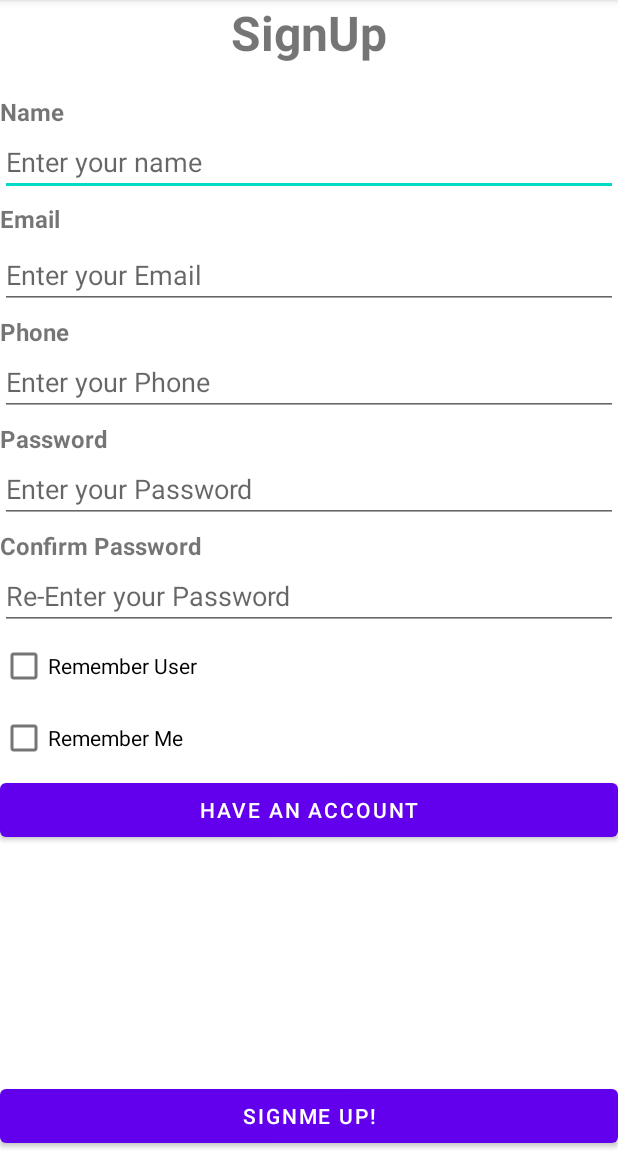
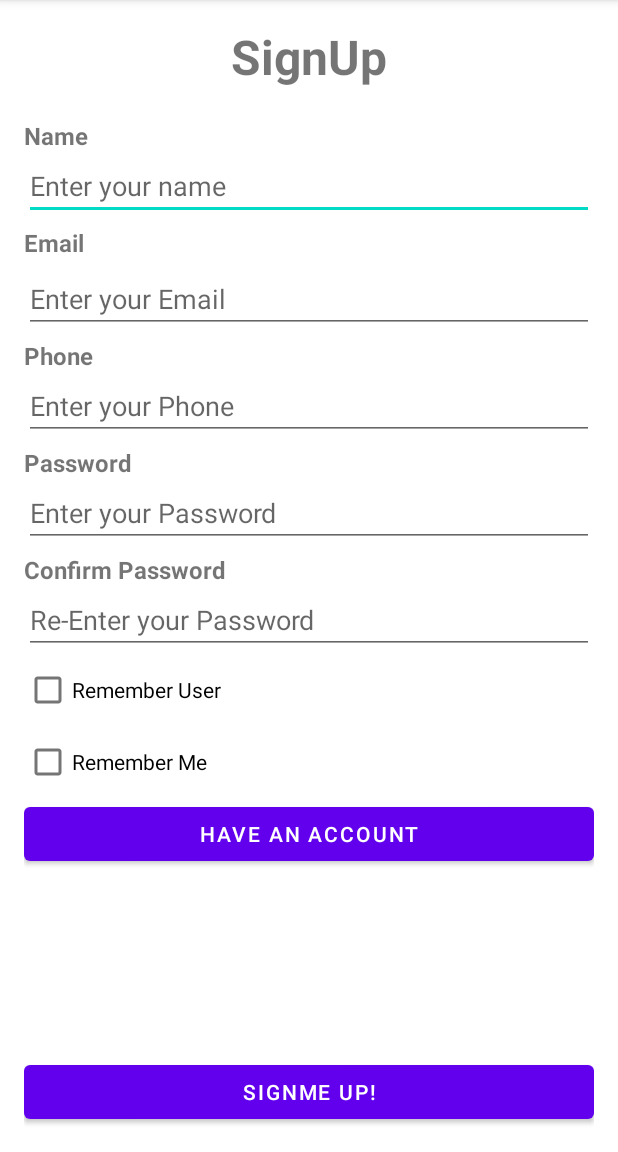
Before and after one commit to rahmanfardin/cse489lab2, an Android app: the SignUpActivity screen opened directly, with no data from a screen before it, on a phone screen of 412 x 824 dp, the part 84-1236 px from its top. Run offline under Robolectric (Android 15) with nearby library versions, the phone set to English and light mode, and no system bars.

Commit message:
xml done signup login report additem. added ref to xml elements

```diff
--- a/app/src/main/java/com/example/fardinlab31/SignUpActivity.java
+++ b/app/src/main/java/com/example/fardinlab31/SignUpActivity.java
@@ -1,6 +1,9 @@
 package com.example.fardinlab31;
 
 import android.os.Bundle;
+import android.widget.Button;
+import android.widget.CheckBox;
+import android.widget.EditText;
 
 import androidx.activity.EdgeToEdge;
 import androidx.appcompat.app.AppCompatActivity;
@@ -10,15 +13,23 @@ import androidx.core.view.WindowInsetsCompat;
 
 public class SignUpActivity extends AppCompatActivity {
 
+    private EditText etUserName,etEmail,etPhone,etPassword,etCPassword;
+    private CheckBox cbRM,cbRUser;
+    private Button haveAccount,signUP;
+
+
     @Override
     protected void onCreate(Bundle savedInstanceState) {
         super.onCreate(savedInstanceState);
-        EdgeToEdge.enable(this);
         setContentView(R.layout.activity_sign_up);
-        ViewCompat.setOnApplyWindowInsetsListener(findViewById(R.id.main), (v, insets) -> {
-            Insets systemBars = insets.getInsets(WindowInsetsCompat.Type.systemBars());
-            v.setPadding(systemBars.left, systemBars.top, systemBars.right, systemBars.bottom);
-            return insets;
-        });
+        etUserName = findViewById(R.id.etUserName);
+        etEmail = findViewById(R.id.etEmail);
+        etPhone = findViewById(R.id.etPhone);
+        etPassword = findViewById(R.id.etPassword);
+        etCPassword = findViewById(R.id.etCPassword);
+        cbRM = findViewById(R.id.cbRM);
+        cbRUser = findViewById(R.id.cbRUser);
+        haveAccount = findViewById(R.id.haveAccount);
+        signUP = findViewById(R.id.signUP);
     }
 }
--- a/app/src/main/res/layout/activity_add_item.xml
+++ b/app/src/main/res/layout/activity_add_item.xml
@@ -74,6 +74,7 @@
 
     <!-- Add Item Button -->
     <Button
+        android:id="@+id/addItem"
         android:layout_width="match_parent"
         android:layout_height="wrap_content"
         android:text="Add the item!" />
--- a/app/src/main/res/layout/activity_show_report.xml
+++ b/app/src/main/res/layout/activity_show_report.xml
@@ -14,7 +14,7 @@
         android:layout_height="wrap_content"
         android:layout_marginBottom="16dp"
         android:gravity="center_horizontal"
-        android:text="Login"
+        android:text="List of Products"
         android:textSize="32dp"
         android:textStyle="bold" />
 
@@ -31,6 +31,7 @@
         android:orientation="horizontal">
         <!-- Button -->
         <Button
+            android:id="@+id/back"
             android:layout_width="0dp"
             android:layout_height="wrap_content"
             android:layout_marginRight="5dp"
@@ -39,6 +40,7 @@
             android:text="Back" />
 
         <Button
+            android:id="@+id/newItem"
             android:layout_width="0dp"
             android:layout_height="wrap_content"
             android:layout_marginLeft="5dp"
--- a/app/src/main/res/layout/activity_sign_up.xml
+++ b/app/src/main/res/layout/activity_sign_up.xml
@@ -112,6 +112,7 @@
         android:text="Remember Me" />
     <!-- Have an Account -->
     <Button
+        android:id="@+id/haveAccount"
         android:layout_width="match_parent"
         android:layout_height="wrap_content"
         android:clickable="true"
@@ -124,6 +125,7 @@
 
     <!-- Signup Button -->
     <Button
+        android:id="@+id/signUP"
         android:layout_width="match_parent"
         android:layout_height="wrap_content"
         android:text="Signme Up!" />
```
Also changed, not shown: app/src/main/java/com/example/fardinlab31/AddItemActivity.java (+9 -5 lines), app/src/main/java/com/example/fardinlab31/LogINActivity.java (+14 -6 lines), app/src/main/java/com/example/fardinlab31/ShowReportActivity.java (+8 -5 lines), app/src/main/res/layout/activity_log_inactivity.xml (+4 -4 lines).
